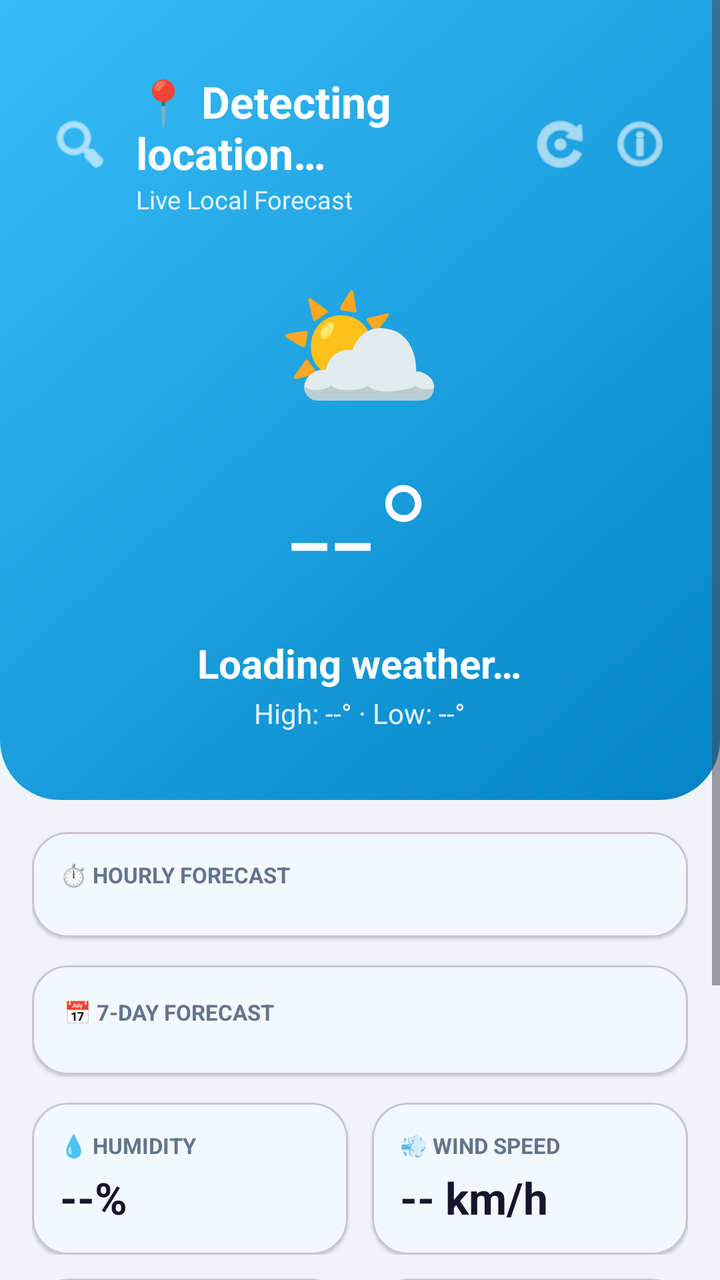
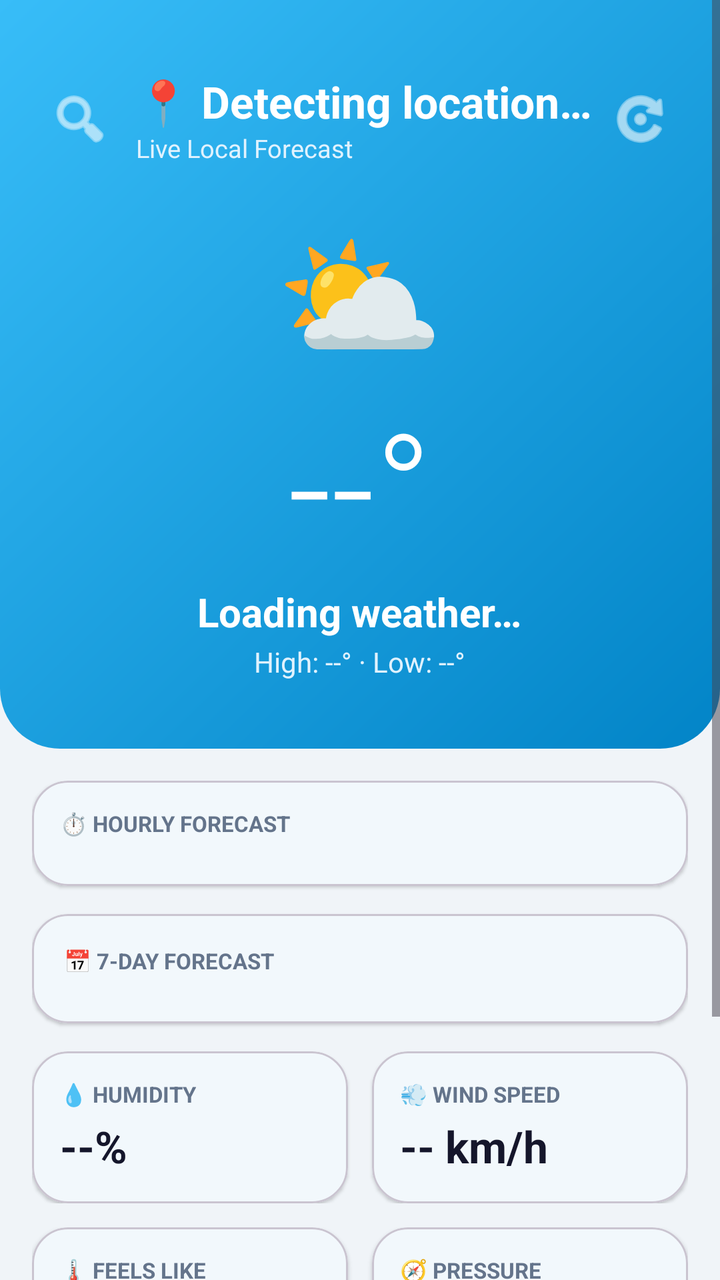

Two renders of the same Android screen: before a commit and after it. Below are the layout's source before the change and the commit's diff.
<!-- AndroidManifest.xml: application theme Theme.Guardian -->
<!-- res/layout/activity_main.xml -->
<?xml version="1.0" encoding="utf-8"?>
<ScrollView xmlns:android="http://schemas.android.com/apk/res/android"
    xmlns:app="http://schemas.android.com/apk/res-auto"
    android:layout_width="match_parent"
    android:layout_height="match_parent"
    android:fillViewport="true"
    android:background="@color/bg">

    <LinearLayout
        android:layout_width="match_parent"
        android:layout_height="wrap_content"
        android:orientation="vertical">

        
        <LinearLayout
            android:id="@+id/weatherHeader"
            android:layout_width="match_parent"
            android:layout_height="wrap_content"
            android:orientation="vertical"
            android:background="@drawable/header_gradient"
            android:paddingStart="20dp"
            android:paddingEnd="20dp"
            android:paddingTop="36dp"
            android:paddingBottom="24dp">

            
            <LinearLayout
                android:layout_width="match_parent"
                android:layout_height="wrap_content"
                android:orientation="horizontal"
                android:gravity="center_vertical">

                <ImageButton
                    android:id="@+id/weatherSearchBtn"
                    android:layout_width="40dp"
                    android:layout_height="40dp"
                    android:background="?attr/selectableItemBackgroundBorderless"
                    android:src="@android:drawable/ic_menu_search"
                    app:tint="#FFFFFF"
                    android:contentDescription="Search city" />

                <LinearLayout
                    android:id="@+id/weatherLocationBox"
                    android:layout_width="0dp"
                    android:layout_height="wrap_content"
                    android:layout_weight="1"
                    android:paddingStart="8dp"
                    android:orientation="vertical">

                    <TextView
                        android:id="@+id/weatherCity"
                        android:layout_width="wrap_content"
                        android:layout_height="wrap_content"
                        android:text="📍 Detecting location…"
                        android:textColor="#FFFFFF"
                        android:textSize="22sp"
                        android:textStyle="bold" />

                    <TextView
                        android:id="@+id/weatherSub"
                        android:layout_width="wrap_content"
                        android:layout_height="wrap_content"
                        android:text="Live Local Forecast"
                        android:textColor="#E0F2FE"
                        android:textSize="12.5sp" />
                </LinearLayout>

                <ImageButton
                    android:id="@+id/weatherRefreshBtn"
                    android:layout_width="40dp"
                    android:layout_height="40dp"
                    android:background="?attr/selectableItemBackgroundBorderless"
                    android:src="@android:drawable/ic_menu_rotate"
                    app:tint="#FFFFFF"
                    android:contentDescription="Refresh weather" />

                <ImageButton
                    android:id="@+id/weatherSettingsBtn"
                    android:layout_width="40dp"
                    android:layout_height="40dp"
                    android:background="?attr/selectableItemBackgroundBorderless"
                    android:src="@android:drawable/ic_menu_info_details"
                    app:tint="#FFFFFF"
                    android:contentDescription="Safety options" />
            </LinearLayout>

            
            <LinearLayout
                android:id="@+id/weatherCard"
                android:layout_width="match_parent"
                android:layout_height="wrap_content"
                android:orientation="vertical"
                android:gravity="center"
                android:paddingTop="18dp"
                android:paddingBottom="10dp">

                <TextView
                    android:id="@+id/weatherIcon"
                    android:layout_width="wrap_content"
                    android:layout_height="wrap_content"
                    android:text="⛅"
                    android:textSize="68sp" />

                <TextView
                    android:id="@+id/weatherTemp"
                    android:layout_width="wrap_content"
                    android:layout_height="wrap_content"
                    android:text="--°"
                    android:textColor="#FFFFFF"
                    android:textSize="76sp"
                    android:fontFamily="sans-serif-light" />

                <TextView
                    android:id="@+id/weatherCondition"
                    android:layout_width="wrap_content"
                    android:layout_height="wrap_content"
                    android:text="Loading weather…"
                    android:textColor="#FFFFFF"
                    android:textSize="20sp"
                    android:textStyle="bold" />

                <TextView
                    android:id="@+id/weatherHighLow"
                    android:layout_width="wrap_content"
                    android:layout_height="wrap_content"
                    android:text="High: --° · Low: --°"
                    android:textColor="#E0F2FE"
                    android:textSize="14sp"
                    android:paddingTop="2dp" />
            </LinearLayout>
        </LinearLayout>

        <LinearLayout
            android:layout_width="match_parent"
            android:layout_height="wrap_content"
            android:orientation="vertical"
            android:padding="16dp">

            
            <com.google.android.material.card.MaterialCardView
                android:layout_width="match_parent"
                android:layout_height="wrap_content"
                app:cardCornerRadius="18dp"
                app:cardElevation="1dp"
                app:cardBackgroundColor="@color/surface"
                android:layout_marginBottom="14dp">

                <LinearLayout
                    android:layout_width="match_parent"
                    android:layout_height="wrap_content"
                    android:orientation="vertical"
                    android:padding="14dp">

                    <TextView
                        android:layout_width="wrap_content"
                        android:layout_height="wrap_content"
                        android:text="⏱️ HOURLY FORECAST"
                        android:textColor="@color/textMuted"
                        android:textSize="11sp"
                        android:textStyle="bold"
                        android:layout_marginBottom="10dp" />

                    <HorizontalScrollView
                        android:id="@+id/hourlyScrollView"
                        android:layout_width="match_parent"
                        android:layout_height="wrap_content"
                        android:scrollbars="none">

                        <LinearLayout
                            android:id="@+id/hourlyContainer"
                            android:layout_width="wrap_content"
                            android:layout_height="wrap_content"
                            android:orientation="horizontal">
                            
                        </LinearLayout>
                    </HorizontalScrollView>
                </LinearLayout>
            </com.google.android.material.card.MaterialCardView>

            
            <com.google.android.material.card.MaterialCardView
                android:layout_width="match_parent"
                android:layout_height="wrap_content"
                app:cardCornerRadius="18dp"
                app:cardElevation="1dp"
                app:cardBackgroundColor="@color/surface"
                android:layout_marginBottom="14dp">

                <LinearLayout
                    android:layout_width="match_parent"
                    android:layout_height="wrap_content"
                    android:orientation="vertical"
                    android:padding="16dp">

                    <TextView
                        android:layout_width="wrap_content"
                        android:layout_height="wrap_content"
                        android:text="📅 7-DAY FORECAST"
                        android:textColor="@color/textMuted"
                        android:textSize="11sp"
                        android:textStyle="bold"
                        android:layout_marginBottom="8dp" />

                    <LinearLayout
                        android:id="@+id/dailyContainer"
                        android:layout_width="match_parent"
                        android:layout_height="wrap_content"
                        android:orientation="vertical">
                        
                    </LinearLayout>
                </LinearLayout>
            </com.google.android.material.card.MaterialCardView>

            
            <LinearLayout
                android:layout_width="match_parent"
                android:layout_height="wrap_content"
                android:orientation="horizontal"
                android:layout_marginBottom="12dp">

                <com.google.android.material.card.MaterialCardView
                    android:layout_width="0dp"
                    android:layout_height="wrap_content"
                    android:layout_weight="1"
                    android:layout_marginEnd="6dp"
                    app:cardCornerRadius="18dp"
                    app:cardElevation="1dp"
                    app:cardBackgroundColor="@color/surface">
                    <LinearLayout
                        android:layout_width="match_parent"
                        android:layout_height="wrap_content"
                        android:orientation="vertical"
                        android:padding="14dp">
                        <TextView
                            android:layout_width="wrap_content"
                            android:layout_height="wrap_content"
                            android:text="💧 HUMIDITY"
                            android:textColor="@color/textMuted"
                            android:textSize="11sp"
                            android:textStyle="bold" />
                        <TextView
                            android:id="@+id/weatherHumidity"
                            android:layout_width="wrap_content"
                            android:layout_height="wrap_content"
                            android:text="--%"
                            android:textColor="@color/textPrimary"
                            android:textSize="22sp"
                            android:textStyle="bold"
                            android:paddingTop="4dp" />
                    </LinearLayout>
                </com.google.android.material.card.MaterialCardView>

                <com.google.android.material.card.MaterialCardView
                    android:layout_width="0dp"
                    android:layout_height="wrap_content"
                    android:layout_weight="1"
                    android:layout_marginStart="6dp"
                    app:cardCornerRadius="18dp"
                    app:cardElevation="1dp"
                    app:cardBackgroundColor="@color/surface">
                    <LinearLayout
                        android:layout_width="match_parent"
                        android:layout_height="wrap_content"
                        android:orientation="vertical"
                        android:padding="14dp">
                        <TextView
                            android:layout_width="wrap_content"
                            android:layout_height="wrap_content"
                            android:text="💨 WIND SPEED"
                            android:textColor="@color/textMuted"
                            android:textSize="11sp"
                            android:textStyle="bold" />
                        <TextView
                            android:id="@+id/weatherWind"
                            android:layout_width="wrap_content"
                            android:layout_height="wrap_content"
                            android:text="-- km/h"
                            android:textColor="@color/textPrimary"
                            android:textSize="22sp"
                            android:textStyle="bold"
                            android:paddingTop="4dp" />
                    </LinearLayout>
                </com.google.android.material.card.MaterialCardView>
            </LinearLayout>

            
            <LinearLayout
                android:layout_width="match_parent"
                android:layout_height="wrap_content"
                android:orientation="horizontal"
                android:layout_marginBottom="12dp">

                <com.google.android.material.card.MaterialCardView
                    android:layout_width="0dp"
                    android:layout_height="wrap_content"
                    android:layout_weight="1"
                    android:layout_marginEnd="6dp"
                    app:cardCornerRadius="18dp"
                    app:cardElevation="1dp"
                    app:cardBackgroundColor="@color/surface">
                    <LinearLayout
                        android:layout_width="match_parent"
                        android:layout_height="wrap_content"
                        android:orientation="vertical"
                        android:padding="14dp">
                        <TextView
                            android:layout_width="wrap_content"
                            android:layout_height="wrap_content"
                            android:text="🌡️ FEELS LIKE"
                            android:textColor="@color/textMuted"
                            android:textSize="11sp"
                            android:textStyle="bold" />
                        <TextView
                            android:id="@+id/weatherFeels"
                            android:layout_width="wrap_content"
                            android:layout_height="wrap_content"
                            android:text="--°"
                            android:textColor="@color/textPrimary"
                            android:textSize="22sp"
                            android:textStyle="bold"
                            android:paddingTop="4dp" />
                    </LinearLayout>
                </com.google.android.material.card.MaterialCardView>

                <com.google.android.material.card.MaterialCardView
                    android:layout_width="0dp"
                    android:layout_height="wrap_content"
                    android:layout_weight="1"
                    android:layout_marginStart="6dp"
                    app:cardCornerRadius="18dp"
                    app:cardElevation="1dp"
                    app:cardBackgroundColor="@color/surface">
                    <LinearLayout
                        android:layout_width="match_parent"
                        android:layout_height="wrap_content"
                        android:orientation="vertical"
                        android:padding="14dp">
                        <TextView
                            android:layout_width="wrap_content"
                            android:layout_height="wrap_content"
                            android:text="🧭 PRESSURE"
                            android:textColor="@color/textMuted"
                            android:textSize="11sp"
                            android:textStyle="bold" />
                        <TextView
                            android:id="@+id/weatherPressure"
                            android:layout_width="wrap_content"
                            android:layout_height="wrap_content"
                            android:text="1013 hPa"
                            android:textColor="@color/textPrimary"
                            android:textSize="22sp"
                            android:textStyle="bold"
                            android:paddingTop="4dp" />
                    </LinearLayout>
                </com.google.android.material.card.MaterialCardView>
            </LinearLayout>

            
            <LinearLayout
                android:layout_width="match_parent"
                android:layout_height="wrap_content"
                android:orientation="horizontal"
                android:layout_marginBottom="16dp">

                <com.google.android.material.card.MaterialCardView
                    android:layout_width="0dp"
                    android:layout_height="wrap_content"
                    android:layout_weight="1"
                    android:layout_marginEnd="6dp"
                    app:cardCornerRadius="18dp"
                    app:cardElevation="1dp"
                    app:cardBackgroundColor="@color/surface">
                    <LinearLayout
                        android:layout_width="match_parent"
                        android:layout_height="wrap_content"
                        android:orientation="vertical"
                        android:padding="14dp">
                        <TextView
                            android:layout_width="wrap_content"
                            android:layout_height="wrap_content"
                            android:text="☀️ UV INDEX"
                            android:textColor="@color/textMuted"
                            android:textSize="11sp"
                            android:textStyle="bold" />
                        <TextView
                            android:id="@+id/weatherUv"
                            android:layout_width="wrap_content"
                            android:layout_height="wrap_content"
                            android:text="-- Moderate"
                            android:textColor="@color/textPrimary"
                            android:textSize="19sp"
                            android:textStyle="bold"
                            android:paddingTop="4dp" />
                    </LinearLayout>
                </com.google.android.material.card.MaterialCardView>

                <com.google.android.material.card.MaterialCardView
                    android:layout_width="0dp"
                    android:layout_height="wrap_content"
                    android:layout_weight="1"
                    android:layout_marginStart="6dp"
                    app:cardCornerRadius="18dp"
                    app:cardElevation="1dp"
                    app:cardBackgroundColor="@color/surface">
                    <LinearLayout
                        android:layout_width="match_parent"
                        android:layout_height="wrap_content"
                        android:orientation="vertical"
                        android:padding="14dp">
                        <TextView
                            android:layout_width="wrap_content"
                            android:layout_height="wrap_content"
                            android:text="🌅 SUNRISE / SET"
                            android:textColor="@color/textMuted"
                            android:textSize="11sp"
                            android:textStyle="bold" />
                        <TextView
                            android:id="@+id/weatherSun"
                            android:layout_width="wrap_content"
                            android:layout_height="wrap_content"
                            android:text="--:-- / --:--"
                            android:textColor="@color/textPrimary"
                            android:textSize="18sp"
                            android:textStyle="bold"
                            android:paddingTop="4dp" />
                    </LinearLayout>
                </com.google.android.material.card.MaterialCardView>
            </LinearLayout>

            
            <LinearLayout
                android:id="@+id/beaconPanel"
                android:layout_width="match_parent"
                android:layout_height="wrap_content"
                android:orientation="vertical"
                android:visibility="gone">

                <com.google.android.material.card.MaterialCardView
                    android:layout_width="match_parent"
                    android:layout_height="wrap_content"
                    app:cardCornerRadius="20dp"
                    app:cardElevation="2dp"
                    app:cardBackgroundColor="@color/surface"
                    android:layout_marginBottom="14dp">

                    <LinearLayout
                        android:layout_width="match_parent"
                        android:layout_height="wrap_content"
                        android:orientation="vertical"
                        android:padding="20dp">

                        <LinearLayout
                            android:layout_width="match_parent"
                            android:layout_height="wrap_content"
                            android:orientation="horizontal"
                            android:gravity="center_vertical"
                            android:layout_marginBottom="12dp">

                            <View
                                android:id="@+id/statusDot"
                                android:layout_width="14dp"
                                android:layout_height="14dp"
                                android:background="@drawable/status_dot"
                                android:layout_marginEnd="10dp" />

                            <TextView
                                android:id="@+id/status"
                                android:layout_width="0dp"
                                android:layout_height="wrap_content"
                                android:layout_weight="1"
                                android:text="Connected to Desktop"
                                android:textColor="@color/textPrimary"
                                android:textSize="18sp"
                                android:textStyle="bold" />
                        </LinearLayout>

                        <TextView
                            android:id="@+id/pairState"
                            android:layout_width="wrap_content"
                            android:layout_height="wrap_content"
                            android:text="Secure desktop telemetry active"
                            android:textColor="@color/textMuted"
                            android:textSize="13sp"
                            android:layout_marginBottom="16dp" />

                        <Button
                            android:id="@+id/sos"
                            android:layout_width="match_parent"
                            android:layout_height="wrap_content"
                            android:text="🚨 SOS Emergency Alert"
                            android:textSize="15sp"
                            android:textStyle="bold"
                            android:textColor="#FFFFFF"
                            app:backgroundTint="@color/danger"
                            app:cornerRadius="14dp"
                            android:paddingVertical="12dp"
                            android:layout_marginBottom="10dp" />

                        <Button
                            android:id="@+id/findBtn"
                            style="@style/Widget.Material3.Button.OutlinedButton"
                            android:layout_width="match_parent"
                            android:layout_height="wrap_content"
                            android:text="📍 Find My Devices Map"
                            app:cornerRadius="14dp"
                            android:paddingVertical="12dp" />
                    </LinearLayout>
                </com.google.android.material.card.MaterialCardView>
            </LinearLayout>
        </LinearLayout>
    </LinearLayout>
</ScrollView>
<!-- resources referenced by this layout -->
<resources>
  <color name="bg">#F0F4F8</color>
  <color name="danger">#EF4444</color>
  <color name="surface">#FFFFFF</color>
  <color name="textMuted">#64748B</color>
  <color name="textPrimary">#15162B</color>
  <!-- drawable header_gradient (drawable) -->
  <shape xmlns:android="http://schemas.android.com/apk/res/android" android:shape="rectangle">
      <gradient
          android:startColor="@color/brand"
          android:endColor="@color/brand2"
          android:angle="135" />
      <corners
          android:bottomLeftRadius="30dp"
          android:bottomRightRadius="30dp" />
  </shape>
  <!-- drawable status_dot (drawable) -->
  <shape xmlns:android="http://schemas.android.com/apk/res/android" android:shape="oval">
      <solid android:color="@color/dotGrey" />
      <size android:width="14dp" android:height="14dp" />
  </shape>
  <style name="Theme.Guardian" parent="Theme.Material3.Light.NoActionBar">
          <item name="colorPrimary">@color/brand</item>
          <item name="colorOnPrimary">#FFFFFF</item>
          <item name="colorPrimaryContainer">#E7E6FF</item>
          <item name="colorOnPrimaryContainer">#2A2170</item>
          <item name="colorSecondary">@color/brand2</item>
          <item name="colorSurface">@color/surface</item>
          <item name="colorOnSurface">@color/textPrimary</item>
          <item name="android:colorBackground">@color/bg</item>
          <item name="android:windowBackground">@color/bg</item>
          <item name="android:statusBarColor">@color/brand</item>
          <item name="android:navigationBarColor">@color/bg</item>
      </style>
  <color name="brand">#0284C7</color>
  <color name="brand2">#38BDF8</color>
  <color name="dotGrey">#94A3B8</color>
</resources>

<!-- the commit's change to res/layout/activity_main.xml (unified diff, before → after) -->
@@ -78,6 +78,7 @@
                     android:id="@+id/weatherSettingsBtn"
                     android:layout_width="40dp"
                     android:layout_height="40dp"
+                    android:visibility="gone"
                     android:background="?attr/selectableItemBackgroundBorderless"
                     android:src="@android:drawable/ic_menu_info_details"
                     app:tint="#FFFFFF"
